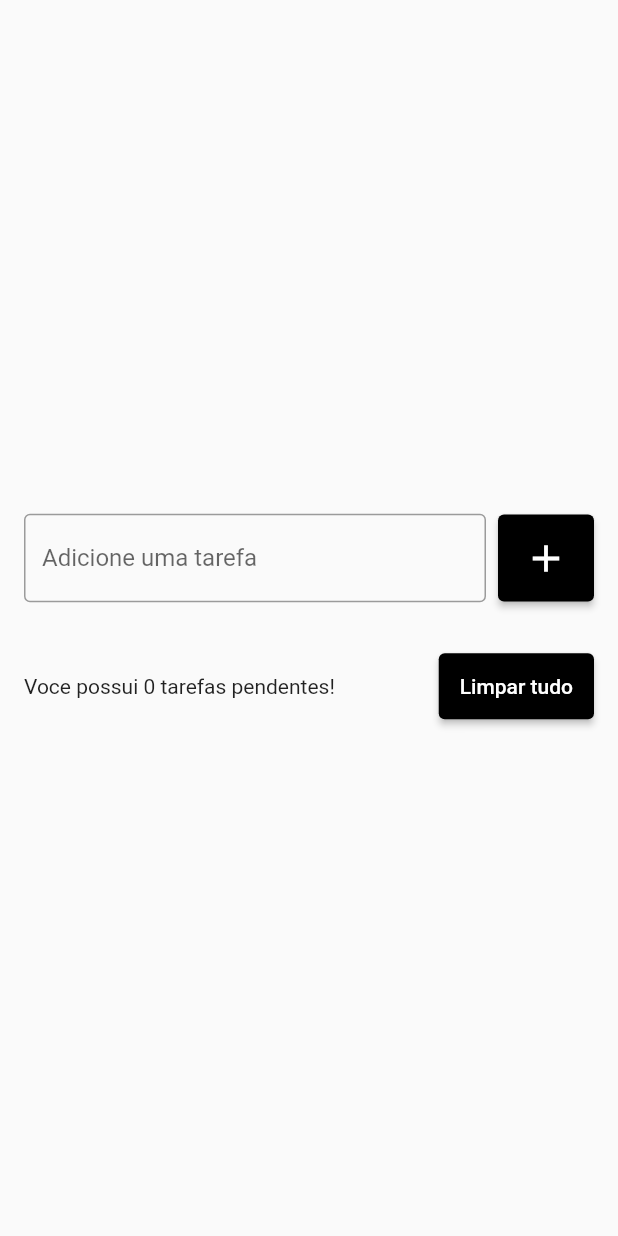
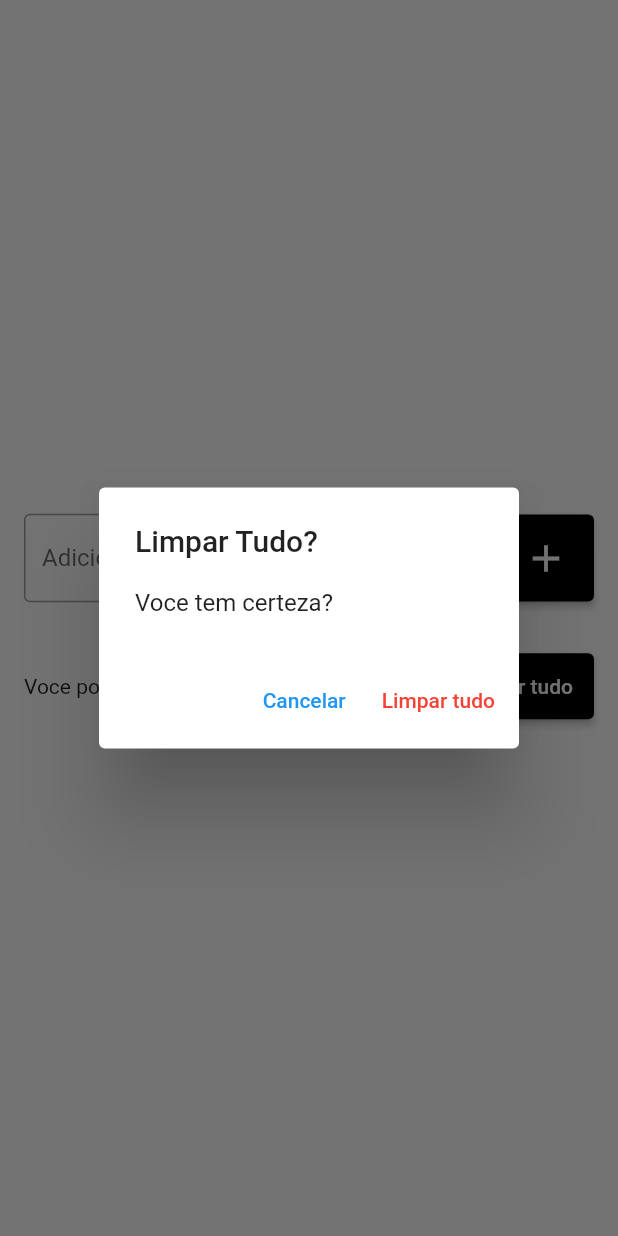
Before and after one commit to Willian000067/todo_list, a Flutter app: the screen it shows after launch, after a tap on "Limpar tudo", on a phone screen of 412 x 824 dp. Run offline on Flutter 3.47's test engine with Material 2 defaults, Android fonts, the phone set to English and light mode, and no system bars; our stand-ins replace flutter_slidable.

Commit message:
Deletando todas as tarefas

```diff
--- a/lib/pages/todo_list_page.dart
+++ b/lib/pages/todo_list_page.dart
@@ -108,7 +108,7 @@ class _TodoListPageState extends State<TodoListPage> {
                             8), // Para separa um componente do outro com um espaço no meio.
 
                     ElevatedButton(
-                      onPressed: () {},
+                      onPressed: showDeleteTodosConfirmationDialog,
                       style: ElevatedButton.styleFrom(
                         primary: Colors.black,
                         padding: EdgeInsets.all(14),
@@ -152,8 +152,41 @@ class _TodoListPageState extends State<TodoListPage> {
             });
           },
         ),
-        duration: const Duration(seconds: 5
+        duration: const Duration(seconds: 5),
       ),
     );
   }
+
+  void showDeleteTodosConfirmationDialog() {
+    showDialog(
+      context: context,
+      builder: (context) => AlertDialog(
+        title: Text('Limpar Tudo?'),
+        content: Text('Voce tem certeza?'),
+        actions: [
+          TextButton(
+            onPressed: () {
+              Navigator.of(context)
+                  .pop(); // Para apenas fechar o a caixa de diagolo sem nenhuma acao.
+            },
+            child: Text('Cancelar'),
+          ),
+          TextButton(
+            onPressed: () {
+              Navigator.of(context).pop();
+              deletedAllTodos();
+            },
+            style: TextButton.styleFrom(primary: Colors.red),
+            child: Text('Limpar tudo'),
+          ),
+        ],
+      ),
+    );
+  }
+
+  void deletedAllTodos() {
+    setState(() {
+      todos.clear();
+    });
+  }
 }
```
